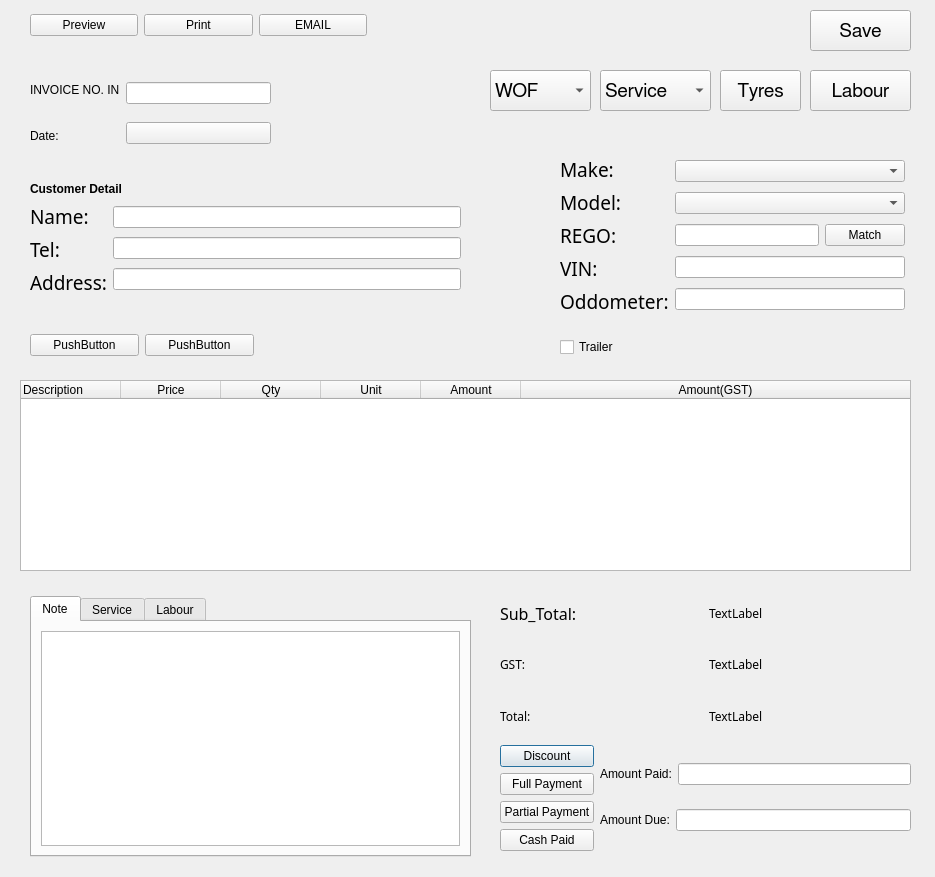
The window that new_start/UI_File/Add.ui (maximustann/Bing_project) describes before a commit, drawn with Qt 5.
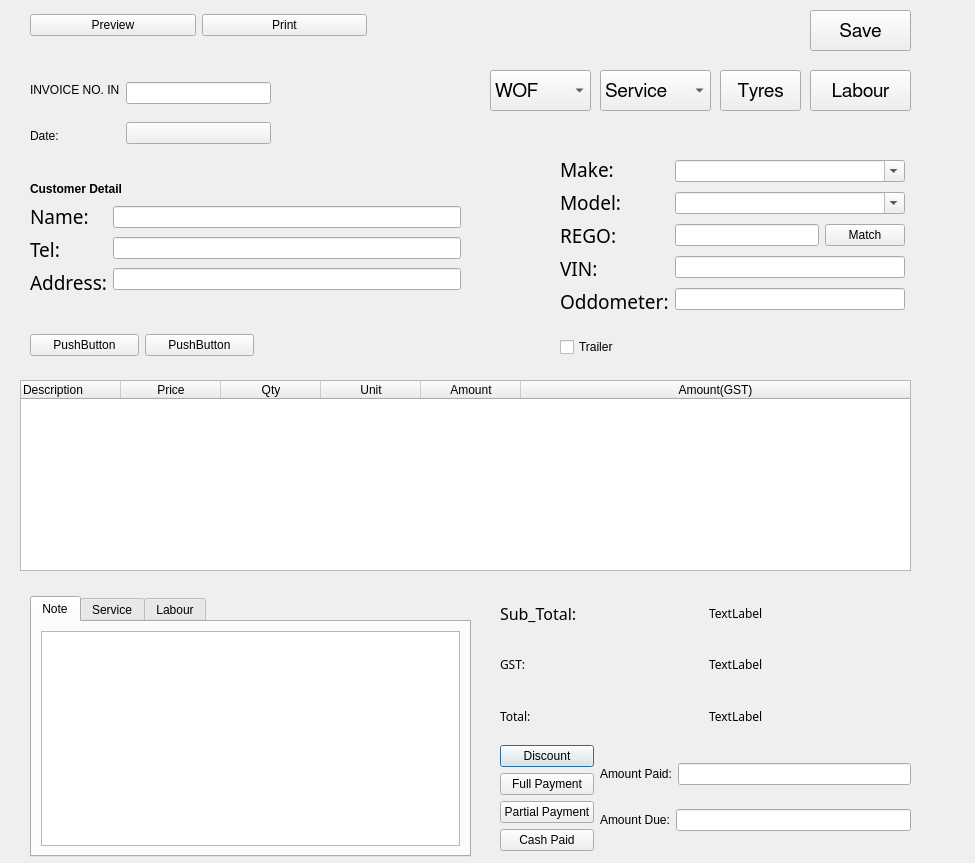
The same window after the commit.

```diff
--- a/new_start/UI_File/Add.ui
+++ b/new_start/UI_File/Add.ui
@@ -6,8 +6,8 @@
    <rect>
     <x>0</x>
     <y>0</y>
-    <width>935</width>
-    <height>877</height>
+    <width>975</width>
+    <height>863</height>
    </rect>
   </property>
   <property name="windowTitle">
@@ -202,13 +202,6 @@
       </property>
      </widget>
     </item>
-    <item>
-     <widget class="QPushButton" name="pushButton_4">
-      <property name="text">
-       <string>EMAIL</string>
-      </property>
-     </widget>
-    </item>
    </layout>
   </widget>
   <widget class="QWidget" name="layoutWidget_3">
@@ -481,10 +474,18 @@
         <item>
          <layout class="QVBoxLayout" name="verticalLayout_4">
           <item>
-           <widget class="QComboBox" name="comboBox"/>
+           <widget class="QComboBox" name="comboBox">
+            <property name="editable">
+             <bool>true</bool>
+            </property>
+           </widget>
           </item>
           <item>
-           <widget class="QComboBox" name="comboBox_2"/>
+           <widget class="QComboBox" name="comboBox_2">
+            <property name="editable">
+             <bool>true</bool>
+            </property>
+           </widget>
           </item>
           <item>
            <layout class="QHBoxLayout" name="horizontalLayout_2">
```
